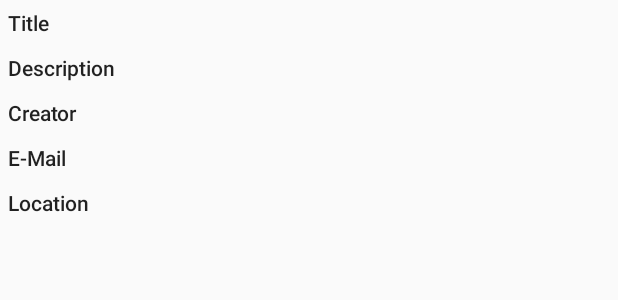
After one commit to TheKredo/Event-Calender2, an Android app: the layout event_details.xml on its own in the app's theme, with its tools: preview values and no code run, on a phone screen of 412 x 824 dp. The commit adds this screen. Shown: the top 300 px of the screen. Run offline under Robolectric (Android 15) with nearby library versions, the phone set to English and light mode, and no system bars.

```diff
--- a/app/src/main/AndroidManifest.xml
+++ b/app/src/main/AndroidManifest.xml
@@ -4,6 +4,7 @@
     <uses-permission android:name="android.permission.INTERNET" />
     <uses-permission android:name="android.permission.ACCESS_NETWORK_STATE" />
     <uses-permission android:name="android.permission.GET_ACCOUNTS" />
+    <uses-permission android:name="android.permission.READ_CALENDAR"/>
     <application
         android:allowBackup="true"
         android:name=".ClearCache"
--- /dev/null
+++ b/app/src/main/res/layout/event_details.xml
@@ -0,0 +1,138 @@
+<?xml version="1.0" encoding="utf-8"?>
+<LinearLayout
+    xmlns:android="http://schemas.android.com/apk/res/android"
+    android:layout_width="match_parent"
+    android:layout_height="match_parent"
+    android:orientation="vertical"
+    android:id="@+id/calenderLayout"
+
+    >
+    <LinearLayout
+        android:layout_width="match_parent"
+        android:weightSum="10"
+        android:padding="5dp"
+        android:orientation="horizontal"
+        android:layout_height="wrap_content">
+
+        <TextView
+            android:id="@+id/eventTitleLabel"
+            android:layout_width="0dp"
+            android:layout_height="wrap_content"
+
+            android:layout_weight="3"
+            android:text="@string/eventTitle"
+            android:textAllCaps="false"
+            android:textAppearance="@style/TextAppearance.AppCompat.Body2"
+            android:textSize="14sp" />
+
+        <TextView
+            android:id="@+id/eventTitle"
+            android:layout_width="0dp"
+            android:layout_weight="7"
+
+            android:layout_height="wrap_content" />
+
+
+    </LinearLayout>
+
+    <LinearLayout
+        android:layout_width="match_parent"
+        android:weightSum="10"
+        android:padding="5dp"
+        android:orientation="horizontal"
+        android:layout_height="wrap_content">
+
+        <TextView
+            android:id="@+id/eventDescLabel"
+            android:layout_width="0dp"
+            android:layout_height="wrap_content"
+
+            android:layout_weight="3"
+            android:text="@string/eventDesc"
+            android:textAppearance="@style/TextAppearance.AppCompat.Body2"
+            android:textSize="14sp" />
+
+        <TextView
+            android:id="@+id/eventDes"
+            android:layout_width="0dp"
+            android:layout_weight="7"
+
+            android:layout_height="wrap_content" />
+
+    </LinearLayout>
+
+    <LinearLayout
+        android:layout_width="match_parent"
+        android:layout_height="wrap_content"
+        android:orientation="horizontal"
+        android:padding="5dp"
+        android:weightSum="10">
+
+        <TextView
+            android:id="@+id/nameLabel"
+            android:layout_width="0dp"
+            android:layout_height="wrap_content"
+            android:layout_weight="3"
+            android:text="Creator"
+            android:textAppearance="@style/TextAppearance.AppCompat.Body2"
+            android:textSize="14sp" />
+
+        <TextView
+            android:id="@+id/name"
+            android:layout_width="0dp"
+            android:layout_height="wrap_content"
+            android:layout_weight="7"
+            />
+
+    </LinearLayout>
+
+    <LinearLayout
+        android:layout_width="match_parent"
+        android:layout_height="wrap_content"
+        android:orientation="horizontal"
+        android:padding="5dp"
+        android:weightSum="10">
+
+        <TextView
+            android:id="@+id/mailLabel"
+            android:layout_width="0dp"
+            android:layout_height="wrap_content"
+            android:layout_weight="3"
+            android:text="E-Mail"
+            android:textAppearance="@style/TextAppearance.AppCompat.Body2"
+            android:textSize="14sp" />
+
+        <TextView
+            android:id="@+id/mail"
+            android:layout_width="0dp"
+            android:layout_height="wrap_content"
+            android:layout_weight="7"
+            />
+
+    </LinearLayout>
+
+    <LinearLayout
+        android:layout_width="match_parent"
+        android:layout_height="wrap_content"
+        android:orientation="horizontal"
+        android:padding="5dp"
+        android:weightSum="10">
+
+        <TextView
+            android:id="@+id/eventLocationLabel"
+            android:layout_width="0dp"
+            android:layout_height="wrap_content"
+            android:layout_weight="3"
+            android:text="@string/eventLocation"
+            android:textAppearance="@style/TextAppearance.AppCompat.Body2"
+            android:textSize="14sp" />
+
+        <TextView
+            android:id="@+id/eventLocation"
+            android:layout_width="0dp"
+            android:layout_height="wrap_content"
+            android:layout_weight="7" />
+
+    </LinearLayout>
+
+</LinearLayout>
--- a/app/src/main/res/values/strings.xml
+++ b/app/src/main/res/values/strings.xml
@@ -5,4 +5,11 @@
     <string name="navigation_drawer_close">Close navigation drawer</string>
 
     <string name="action_settings">Settings</string>
+
+    <string name="eventTitle">Title</string>
+    <string name="eventDesc">Description</string>
+    <string name="eventAttendee">Attendee</string>
+    <string name="eventStart">Start Time</string>
+    <string name="eventEnd">End Time</string>
+    <string name="eventLocation">Location</string>
 </resources>
```
Also changed, not shown: app/src/main/java/com/sukesh/agnite/eventcalender/CalenderActivity.java (+67 -6 lines), app/src/main/java/com/sukesh/agnite/eventcalender/ScheduledEvents.java (added, +68 -0 lines).
